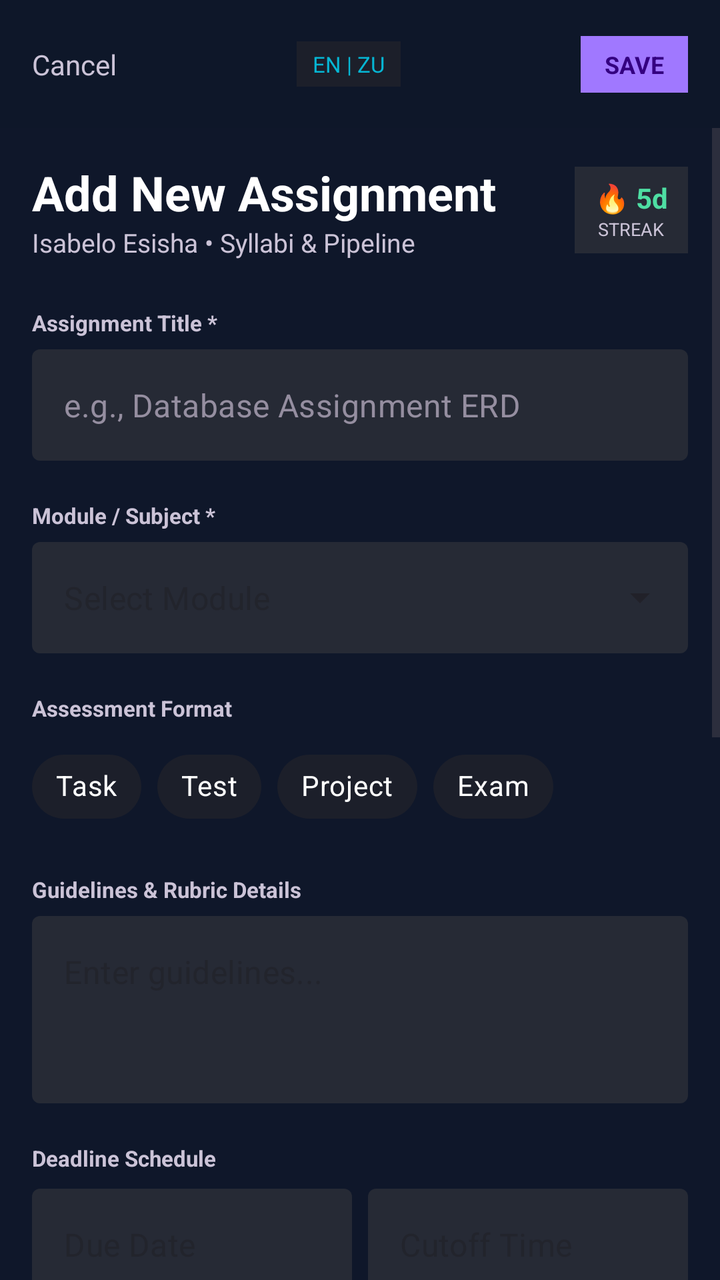
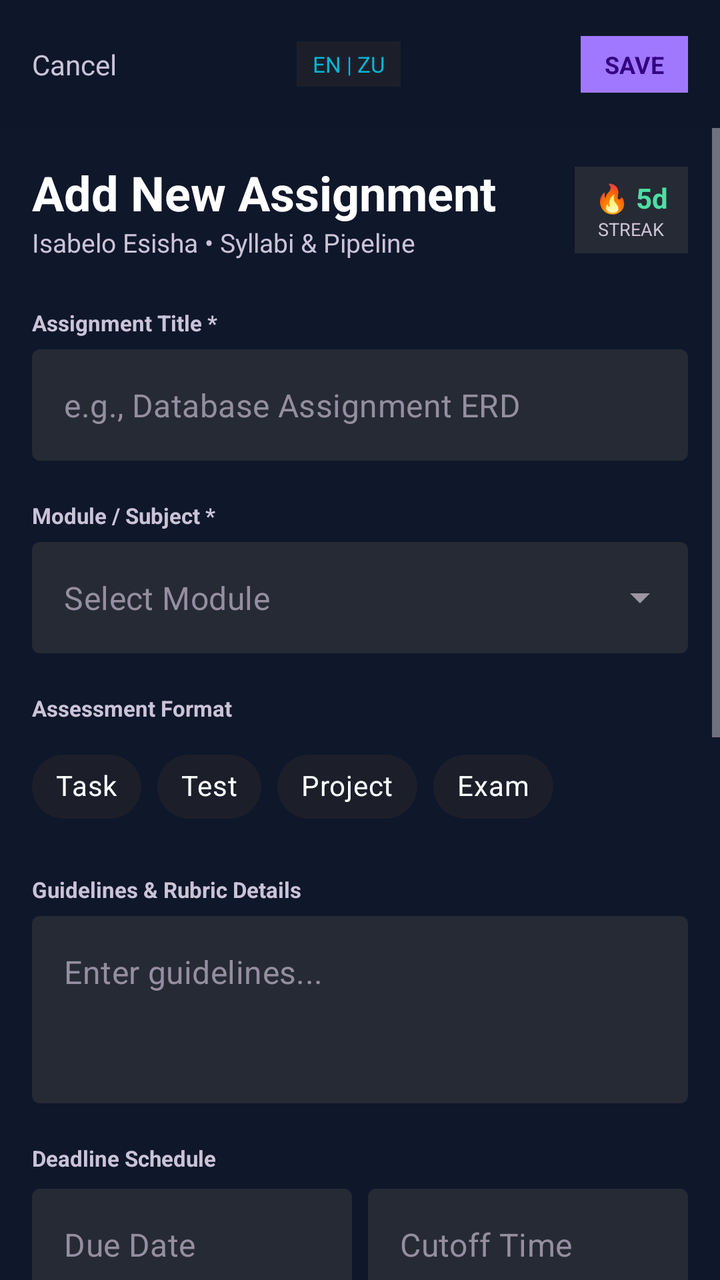

The first picture is an Android layout as it rendered before a commit; the second is the same layout after the commit. The layout source and the unified diff follow.
<!-- AndroidManifest.xml: application theme Theme.AssignmentPlanner -->
<!-- res/layout/activity_add_assignment.xml -->
<?xml version="1.0" encoding="utf-8"?>
<androidx.constraintlayout.widget.ConstraintLayout xmlns:android="http://schemas.android.com/apk/res/android"
    xmlns:app="http://schemas.android.com/apk/res-auto"
    xmlns:tools="http://schemas.android.com/tools"
    android:layout_width="match_parent"
    android:layout_height="match_parent"
    android:background="@color/bg_gradient_start">

    
    <androidx.constraintlayout.widget.ConstraintLayout
        android:id="@+id/cl_add_header"
        android:layout_width="match_parent"
        android:layout_height="64dp"
        android:background="#1A0F131D"
        android:paddingHorizontal="16dp"
        app:layout_constraintTop_toTopOf="parent">

        <TextView
            android:id="@+id/btn_cancel"
            android:layout_width="wrap_content"
            android:layout_height="wrap_content"
            android:text="Cancel"
            android:textColor="@color/text_on_surface_variant"
            android:textSize="14sp"
            app:layout_constraintBottom_toBottomOf="parent"
            app:layout_constraintStart_toStartOf="parent"
            app:layout_constraintTop_toTopOf="parent" />

        <TextView
            android:id="@+id/btn_save"
            android:layout_width="wrap_content"
            android:layout_height="wrap_content"
            android:background="@color/primary_container"
            android:paddingHorizontal="12dp"
            android:paddingVertical="6dp"
            android:text="SAVE"
            android:textColor="@color/on_primary_container"
            android:textSize="12sp"
            android:textStyle="bold"
            app:layout_constraintBottom_toBottomOf="parent"
            app:layout_constraintEnd_toEndOf="parent"
            app:layout_constraintTop_toTopOf="parent" />

        <TextView
            android:layout_width="wrap_content"
            android:layout_height="wrap_content"
            android:background="@color/surface_container"
            android:paddingHorizontal="8dp"
            android:paddingVertical="4dp"
            android:text="EN | ZU"
            android:textColor="@color/accent_cyan"
            android:textSize="11sp"
            app:layout_constraintBottom_toBottomOf="parent"
            app:layout_constraintEnd_toStartOf="@id/btn_save"
            app:layout_constraintStart_toEndOf="@id/btn_cancel"
            app:layout_constraintTop_toTopOf="parent" />
    </androidx.constraintlayout.widget.ConstraintLayout>

    
    <ScrollView
        android:layout_width="match_parent"
        android:layout_height="0dp"
        android:fillViewport="true"
        app:layout_constraintBottom_toBottomOf="parent"
        app:layout_constraintTop_toBottomOf="@id/cl_add_header">

        <LinearLayout
            android:layout_width="match_parent"
            android:layout_height="wrap_content"
            android:orientation="vertical"
            android:padding="16dp">

            
            <androidx.constraintlayout.widget.ConstraintLayout
                android:layout_width="match_parent"
                android:layout_height="wrap_content"
                android:layout_marginBottom="24dp">

                <TextView
                    android:id="@+id/tv_add_title"
                    android:layout_width="0dp"
                    android:layout_height="wrap_content"
                    android:text="Add New Assignment"
                    android:textColor="@color/text_primary"
                    android:textSize="24sp"
                    android:textStyle="bold"
                    app:layout_constraintEnd_toStartOf="@id/streak_badge"
                    app:layout_constraintStart_toStartOf="parent"
                    app:layout_constraintTop_toTopOf="parent" />

                <TextView
                    android:layout_width="wrap_content"
                    android:layout_height="wrap_content"
                    android:text="Isabelo Esisha • Syllabi &amp; Pipeline"
                    android:textColor="@color/text_on_surface_variant"
                    android:textSize="13sp"
                    app:layout_constraintStart_toStartOf="parent"
                    app:layout_constraintTop_toBottomOf="@id/tv_add_title" />

                <LinearLayout
                    android:id="@+id/streak_badge"
                    android:layout_width="wrap_content"
                    android:layout_height="wrap_content"
                    android:background="@color/surface_container_high"
                    android:gravity="center"
                    android:orientation="vertical"
                    android:paddingHorizontal="10dp"
                    android:paddingVertical="6dp"
                    app:layout_constraintBottom_toBottomOf="parent"
                    app:layout_constraintEnd_toEndOf="parent"
                    app:layout_constraintTop_toTopOf="parent">

                    <TextView
                        android:layout_width="wrap_content"
                        android:layout_height="wrap_content"
                        android:text="🔥 5d"
                        android:textColor="@color/tertiary_green"
                        android:textSize="14sp"
                        android:textStyle="bold" />

                    <TextView
                        android:layout_width="wrap_content"
                        android:layout_height="wrap_content"
                        android:text="Streak"
                        android:textColor="@color/text_on_surface_variant"
                        android:textSize="9sp"
                        android:textAllCaps="true" />
                </LinearLayout>
            </androidx.constraintlayout.widget.ConstraintLayout>

            
            <TextView
                android:layout_width="wrap_content"
                android:layout_height="wrap_content"
                android:layout_marginBottom="6dp"
                android:text="Assignment Title *"
                android:textColor="@color/text_on_surface_variant"
                android:textSize="11sp"
                android:textStyle="bold" />

            <com.google.android.material.textfield.TextInputLayout
                android:id="@+id/til_title"
                style="@style/Widget.MaterialComponents.TextInputLayout.OutlinedBox"
                android:layout_width="match_parent"
                android:layout_height="wrap_content"
                android:layout_marginBottom="20dp"
                app:boxBackgroundColor="@color/surface_container_high"
                app:boxStrokeWidth="0dp"
                app:boxStrokeWidthFocused="0dp"
                app:hintEnabled="false">

                <com.google.android.material.textfield.TextInputEditText
                    android:id="@+id/et_title"
                    android:layout_width="match_parent"
                    android:layout_height="wrap_content"
                    android:hint="e.g., Database Assignment ERD"
                    android:textColor="@color/text_primary"
                    android:textColorHint="@color/outline" />
            </com.google.android.material.textfield.TextInputLayout>

            
            <TextView
                android:layout_width="wrap_content"
                android:layout_height="wrap_content"
                android:layout_marginBottom="6dp"
                android:text="Module / Subject *"
                android:textColor="@color/text_on_surface_variant"
                android:textSize="11sp"
                android:textStyle="bold" />

            <com.google.android.material.textfield.TextInputLayout
                android:id="@+id/til_module"
                style="@style/Widget.MaterialComponents.TextInputLayout.OutlinedBox.ExposedDropdownMenu"
                android:layout_width="match_parent"
                android:layout_height="wrap_content"
                android:layout_marginBottom="20dp"
                app:boxBackgroundColor="@color/surface_container_high"
                app:boxStrokeWidth="0dp"
                app:boxStrokeWidthFocused="0dp"
                app:hintEnabled="false">

                <AutoCompleteTextView
                    android:id="@+id/actv_module"
                    android:layout_width="match_parent"
                    android:layout_height="wrap_content"
                    android:hint="Select Module"
                    android:inputType="none"
                    android:textColor="@color/text_primary" />
            </com.google.android.material.textfield.TextInputLayout>

            
            <TextView
                android:layout_width="wrap_content"
                android:layout_height="wrap_content"
                android:layout_marginBottom="8dp"
                android:text="Assessment Format"
                android:textColor="@color/text_on_surface_variant"
                android:textSize="11sp"
                android:textStyle="bold" />

            <com.google.android.material.chip.ChipGroup
                android:id="@+id/cg_types"
                android:layout_width="match_parent"
                android:layout_height="wrap_content"
                android:layout_marginBottom="20dp"
                app:singleSelection="true">

                <com.google.android.material.chip.Chip
                    style="@style/Widget.MaterialComponents.Chip.Choice"
                    android:layout_width="wrap_content"
                    android:layout_height="wrap_content"
                    android:text="Task"
                    android:textColor="@color/text_primary"
                    app:chipBackgroundColor="@color/surface_container" />

                <com.google.android.material.chip.Chip
                    style="@style/Widget.MaterialComponents.Chip.Choice"
                    android:layout_width="wrap_content"
                    android:layout_height="wrap_content"
                    android:text="Test"
                    android:textColor="@color/text_primary"
                    app:chipBackgroundColor="@color/surface_container" />

                <com.google.android.material.chip.Chip
                    style="@style/Widget.MaterialComponents.Chip.Choice"
                    android:layout_width="wrap_content"
                    android:layout_height="wrap_content"
                    android:text="Project"
                    android:textColor="@color/text_primary"
                    app:chipBackgroundColor="@color/surface_container" />

                <com.google.android.material.chip.Chip
                    style="@style/Widget.MaterialComponents.Chip.Choice"
                    android:layout_width="wrap_content"
                    android:layout_height="wrap_content"
                    android:text="Exam"
                    android:textColor="@color/text_primary"
                    app:chipBackgroundColor="@color/surface_container" />
            </com.google.android.material.chip.ChipGroup>

            
            <TextView
                android:layout_width="wrap_content"
                android:layout_height="wrap_content"
                android:layout_marginBottom="6dp"
                android:text="Guidelines &amp; Rubric Details"
                android:textColor="@color/text_on_surface_variant"
                android:textSize="11sp"
                android:textStyle="bold" />

            <com.google.android.material.textfield.TextInputLayout
                android:id="@+id/til_description"
                style="@style/Widget.MaterialComponents.TextInputLayout.OutlinedBox"
                android:layout_width="match_parent"
                android:layout_height="wrap_content"
                android:layout_marginBottom="20dp"
                app:boxBackgroundColor="@color/surface_container_high"
                app:boxStrokeWidth="0dp"
                app:boxStrokeWidthFocused="0dp"
                app:hintEnabled="false">

                <com.google.android.material.textfield.TextInputEditText
                    android:id="@+id/et_description"
                    android:layout_width="match_parent"
                    android:layout_height="wrap_content"
                    android:gravity="top"
                    android:hint="Enter guidelines..."
                    android:minLines="3"
                    android:textColor="@color/text_primary" />
            </com.google.android.material.textfield.TextInputLayout>

            
            <TextView
                android:layout_width="wrap_content"
                android:layout_height="wrap_content"
                android:layout_marginBottom="8dp"
                android:text="Deadline Schedule"
                android:textColor="@color/text_on_surface_variant"
                android:textSize="11sp"
                android:textStyle="bold" />

            <LinearLayout
                android:layout_width="match_parent"
                android:layout_height="wrap_content"
                android:layout_marginBottom="24dp"
                android:orientation="horizontal">

                <com.google.android.material.textfield.TextInputLayout
                    style="@style/Widget.MaterialComponents.TextInputLayout.OutlinedBox"
                    android:layout_width="0dp"
                    android:layout_height="wrap_content"
                    android:layout_marginEnd="8dp"
                    android:layout_weight="1"
                    app:boxBackgroundColor="@color/surface_container_high"
                    app:boxStrokeWidth="0dp"
                    app:hintEnabled="false">

                    <com.google.android.material.textfield.TextInputEditText
                        android:id="@+id/et_date"
                        android:layout_width="match_parent"
                        android:layout_height="wrap_content"
                        android:focusable="false"
                        android:hint="Due Date"
                        android:textColor="@color/text_primary" />
                </com.google.android.material.textfield.TextInputLayout>

                <com.google.android.material.textfield.TextInputLayout
                    style="@style/Widget.MaterialComponents.TextInputLayout.OutlinedBox"
                    android:layout_width="0dp"
                    android:layout_height="wrap_content"
                    android:layout_weight="1"
                    app:boxBackgroundColor="@color/surface_container_high"
                    app:boxStrokeWidth="0dp"
                    app:hintEnabled="false">

                    <com.google.android.material.textfield.TextInputEditText
                        android:id="@+id/et_time"
                        android:layout_width="match_parent"
                        android:layout_height="wrap_content"
                        android:focusable="false"
                        android:hint="Cutoff Time"
                        android:textColor="@color/text_primary" />
                </com.google.android.material.textfield.TextInputLayout>
            </LinearLayout>

            
            <TextView
                android:layout_width="wrap_content"
                android:layout_height="wrap_content"
                android:layout_marginBottom="8dp"
                android:text="Priority &amp; Weight Level"
                android:textColor="@color/text_on_surface_variant"
                android:textSize="11sp"
                android:textStyle="bold" />

            <RadioGroup
                android:id="@+id/rg_priority"
                android:layout_width="match_parent"
                android:layout_height="wrap_content"
                android:layout_marginBottom="24dp"
                android:orientation="horizontal">

                <RadioButton
                    android:id="@+id/rb_low"
                    android:layout_width="0dp"
                    android:layout_height="wrap_content"
                    android:layout_weight="1"
                    android:background="@color/surface_container"
                    android:button="@null"
                    android:gravity="center"
                    android:padding="12dp"
                    android:text="Low"
                    android:textColor="@color/text_primary" />

                <RadioButton
                    android:id="@+id/rb_medium"
                    android:layout_width="0dp"
                    android:layout_height="wrap_content"
                    android:layout_marginStart="8dp"
                    android:layout_marginEnd="8dp"
                    android:layout_weight="1"
                    android:background="@color/surface_container"
                    android:button="@null"
                    android:gravity="center"
                    android:padding="12dp"
                    android:text="Medium"
                    android:textColor="@color/text_primary" />

                <RadioButton
                    android:id="@+id/rb_high"
                    android:layout_width="0dp"
                    android:layout_height="wrap_content"
                    android:layout_weight="1"
                    android:background="@color/error_container"
                    android:button="@null"
                    android:gravity="center"
                    android:padding="12dp"
                    android:text="High"
                    android:textColor="@color/text_primary"
                    android:textStyle="bold" />
            </RadioGroup>

            
            <TextView
                android:layout_width="wrap_content"
                android:layout_height="wrap_content"
                android:layout_marginBottom="12dp"
                android:text="Subtasks Checklist"
                android:textColor="@color/text_primary"
                android:textSize="15sp"
                android:textStyle="bold" />

            <androidx.recyclerview.widget.RecyclerView
                android:id="@+id/rv_subtasks"
                android:layout_width="match_parent"
                android:layout_height="120dp"
                android:layout_marginBottom="12dp"
                android:background="@color/surface_container_low" />

            <LinearLayout
                android:layout_width="match_parent"
                android:layout_height="wrap_content"
                android:layout_marginBottom="32dp"
                android:orientation="horizontal">

                <EditText
                    android:id="@+id/et_new_subtask"
                    android:layout_width="0dp"
                    android:layout_height="wrap_content"
                    android:layout_weight="1"
                    android:background="@color/surface_container_lowest"
                    android:hint="Add milestone..."
                    android:padding="12dp"
                    android:textColor="@color/text_primary"
                    android:textColorHint="@color/outline" />

                <com.google.android.material.button.MaterialButton
                    android:id="@+id/btn_add_subtask"
                    android:layout_width="wrap_content"
                    android:layout_height="match_parent"
                    android:layout_marginStart="8dp"
                    android:text="ADD"
                    app:cornerRadius="8dp" />
            </LinearLayout>

            
            <com.google.android.material.button.MaterialButton
                android:id="@+id/btn_create_assignment"
                android:layout_width="match_parent"
                android:layout_height="56dp"
                android:layout_marginBottom="12dp"
                android:backgroundTint="@color/accent_cyan"
                android:text="Create Assignment"
                android:textColor="@color/text_primary"
                android:textStyle="bold"
                app:cornerRadius="12dp" />

            <com.google.android.material.button.MaterialButton
                android:id="@+id/btn_save_draft"
                style="@style/Widget.MaterialComponents.Button.OutlinedButton"
                android:layout_width="match_parent"
                android:layout_height="56dp"
                android:text="Save as Draft"
                android:textColor="@color/text_primary"
                app:cornerRadius="12dp"
                app:strokeColor="@color/outline" />

        </LinearLayout>
    </ScrollView>

</androidx.constraintlayout.widget.ConstraintLayout>
<!-- resources referenced by this layout -->
<resources>
  <color name="accent_cyan">#06B6D4</color>
  <color name="bg_gradient_start">#0F172A</color>
  <color name="error_container">#93000A</color>
  <color name="on_primary_container">#340080</color>
  <color name="outline">#958EA0</color>
  <color name="primary_container">#A078FF</color>
  <color name="surface_container">#1C1F2A</color>
  <color name="surface_container_high">#262A35</color>
  <color name="surface_container_low">#171B26</color>
  <color name="surface_container_lowest">#0A0E18</color>
  <color name="tertiary_green">#4EDEA3</color>
  <color name="text_on_surface_variant">#CBC3D7</color>
  <color name="text_primary">#FFFFFF</color>
  <style name="Theme.AssignmentPlanner" parent="Base.Theme.AssignmentPlanner" />
  <style name="Base.Theme.AssignmentPlanner" parent="Theme.Material3.DayNight.NoActionBar">
          
          
      </style>
</resources>

<!-- the commit's change to res/layout/activity_add_assignment.xml (unified diff, before → after) -->
@@ -2,6 +2,7 @@
 <androidx.constraintlayout.widget.ConstraintLayout xmlns:android="http://schemas.android.com/apk/res/android"
     xmlns:app="http://schemas.android.com/apk/res-auto"
     xmlns:tools="http://schemas.android.com/tools"
+    android:id="@+id/main"
     android:layout_width="match_parent"
     android:layout_height="match_parent"
     android:background="@color/bg_gradient_start">
<!-- resource entries referenced after the edit -->
@@ -14,9 +14,14 @@
   <color name="text_on_surface_variant">#CBC3D7</color>
   <color name="text_primary">#FFFFFF</color>
   <style name="Theme.AssignmentPlanner" parent="Base.Theme.AssignmentPlanner" />
-  <style name="Base.Theme.AssignmentPlanner" parent="Theme.Material3.DayNight.NoActionBar">
-          
-          
+  <style name="Base.Theme.AssignmentPlanner" parent="Theme.Material3.Dark.NoActionBar">
+          <item name="colorPrimary">@color/accent_violet</item>
+          <item name="colorSecondary">@color/accent_cyan</item>
+          <item name="colorTertiary">@color/tertiary_green</item>
+          <item name="colorError">@color/destructive_red</item>
+          <item name="android:textColorHint">@color/outline</item>
       </style>
+  <color name="accent_violet">#8B5CF6</color>
+  <color name="destructive_red">#EF4444</color>
 </resources>
 
